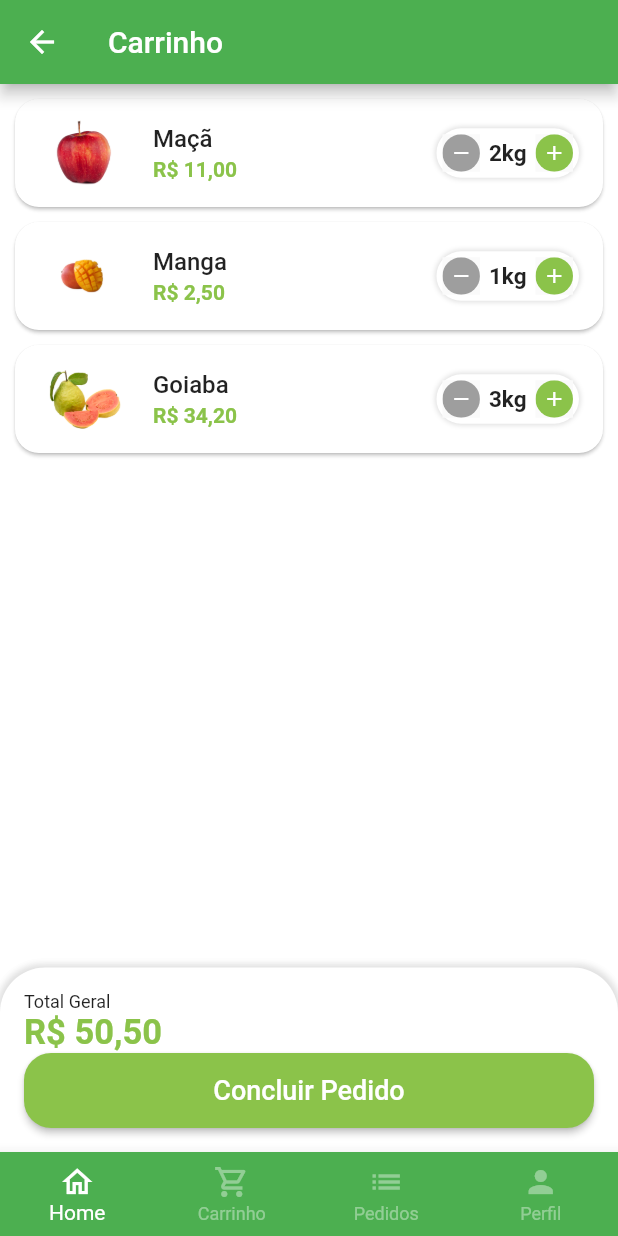
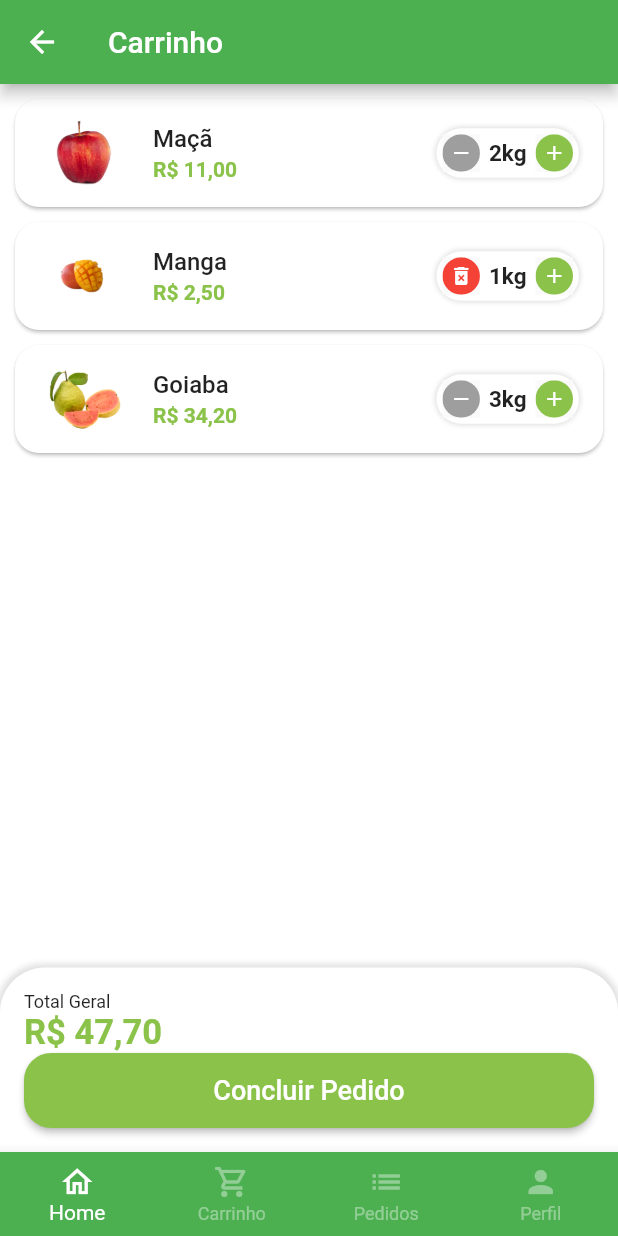
Before and after one commit to DavihFerraz/GreenGrocer, a Flutter app: the BaseScreen screen opened directly, swiped to page 2, on a phone screen of 412 x 824 dp. Run offline on Flutter 3.47's test engine with Material 2 defaults, Android fonts, the phone set to English and light mode, and no system bars; our stand-ins replace animated_text_kit, badges, mask_text_input_formatter.

Commit message:
Removendo produtos do carrinho

```diff
--- a/lib/src/pages/base/base_screen.dart
+++ b/lib/src/pages/base/base_screen.dart
@@ -21,7 +21,7 @@ class _BaseScreenState extends State<BaseScreen> {
         controller: pageController,
         children: [
           const HomeTab(),
-          CartTab(),
+          const CartTab(),
           Container(
             color: Colors.blue,
           ),
--- a/lib/src/pages/cart/cart_tab.dart
+++ b/lib/src/pages/cart/cart_tab.dart
@@ -1,12 +1,34 @@
 import 'package:flutter/material.dart';
+import 'package:green_grocer/src/models/cart_item.dart';
 import 'package:green_grocer/src/pages/auth/config/custom_colors.dart';
 import 'package:green_grocer/src/pages/cart/components/cart_tile.dart';
 import 'package:green_grocer/src/services/util_services.dart';
-import 'package:green_grocer/src/config/app_data.dart' as _appData;
+// ignore: library_prefixes
+import 'package:green_grocer/src/config/app_data.dart' as appData;
 
-class CartTab extends StatelessWidget {
+class CartTab extends StatefulWidget {
+  const CartTab({super.key});
+
+  @override
+  State<CartTab> createState() => _CartTabState();
+}
+
+class _CartTabState extends State<CartTab> {
   final UtilServices utilServices = UtilServices();
-  CartTab({super.key});
+
+  void removeItemFromCart(CartItemModel cartItem) {
+    setState(() {
+      appData.cartItems.remove(cartItem);
+    });
+  }
+
+  double cartTotalPrice() {
+    double total = 0;
+    for (var item in appData.cartItems) {
+      total += item.totalPrice();
+    }
+    return total;
+  }
 
   @override
   Widget build(BuildContext context) {
@@ -18,10 +40,21 @@ class CartTab extends StatelessWidget {
         children: [
           Expanded(
             child: ListView.builder(
+              itemCount: appData.cartItems.length,
               itemBuilder: (_, index) {
-                return CartTile(cartItem: _appData.cartItems[index],);
+                final cartItem = appData.cartItems[index];
+                return CartTile(
+                  cartItem: appData.cartItems[index],
+                  remove: removeItemFromCart,
+                  updatedQuantity: (qtd) {
+                    if (qtd == 0) {
+                      removeItemFromCart(appData.cartItems[index]);
+                    } else {
+                      setState(() => cartItem.quantity = qtd);
+                    }
+                  },
+                );
               },
-              itemCount: _appData.cartItems.length,
             ),
           ),
           Container(
@@ -49,7 +82,9 @@ class CartTab extends StatelessWidget {
                   ),
                 ),
                 Text(
-                  utilServices.priceToCurrency(50.5),
+                  utilServices.priceToCurrency(
+                    cartTotalPrice(),
+                  ),
                   style: TextStyle(
                     fontSize: 23,
                     color: CustomColors.customSwatchColor,
--- a/lib/src/pages/cart/components/cart_tile.dart
+++ b/lib/src/pages/cart/components/cart_tile.dart
@@ -4,11 +4,23 @@ import 'package:green_grocer/src/pages/auth/config/custom_colors.dart';
 import 'package:green_grocer/src/pages/widgets/quantity_widget.dart';
 import 'package:green_grocer/src/services/util_services.dart';
 
-class CartTile extends StatelessWidget {
+class CartTile extends StatefulWidget {
   final CartItemModel cartItem;
+  final Function(CartItemModel) remove;
+  final Function(int) updatedQuantity;
 
-  CartTile({super.key, required this.cartItem});
+  const CartTile({
+    super.key,
+    required this.cartItem,
+    required this.remove,
+    required this.updatedQuantity,
+  });
 
+  @override
+  State<CartTile> createState() => _CartTileState();
+}
+
+class _CartTileState extends State<CartTile> {
   final UtilServices utilServices = UtilServices();
 
   @override
@@ -23,14 +35,14 @@ class CartTile extends StatelessWidget {
       child: ListTile(
         //Imagem
         leading: Image.asset(
-          cartItem.item.imageUrl,
+          widget.cartItem.item.imageUrl,
           height: 60,
           width: 60,
         ),
 
         //Titulo
         title: Text(
-          cartItem.item.itemName,
+          widget.cartItem.item.itemName,
           style: const TextStyle(
             fontWeight: FontWeight.w500,
           ),
@@ -39,7 +51,7 @@ class CartTile extends StatelessWidget {
         //Total
         subtitle: Text(
           utilServices.priceToCurrency(
-            cartItem.totalPrice(),
+            widget.cartItem.totalPrice(),
           ),
           style: TextStyle(
             color: CustomColors.customSwatchColor,
@@ -49,9 +61,10 @@ class CartTile extends StatelessWidget {
 
         //Quantidade
         trailing: QuantityWidget(
-          suffixText: cartItem.item.unit,
-          value: cartItem.quantity,
-          result: (quantity) {},
+          suffixText: widget.cartItem.item.unit,
+          value: widget.cartItem.quantity,
+          isRemoveble: true,
+          result: widget.updatedQuantity,
         ),
       ),
     );
--- a/lib/src/pages/widgets/quantity_widget.dart
+++ b/lib/src/pages/widgets/quantity_widget.dart
@@ -3,15 +3,18 @@
 import 'package:flutter/material.dart';
 import 'package:green_grocer/src/pages/auth/config/custom_colors.dart';
 
+// ignore: must_be_immutable
 class QuantityWidget extends StatelessWidget {
   final int value;
   final String suffixText;
   final Function(int quantity) result;
-  const QuantityWidget({
+  bool isRemoveble;
+  QuantityWidget({
     super.key,
     required this.suffixText,
     required this.value,
     required this.result,
+    this.isRemoveble = false,
   });
 
   @override
@@ -35,10 +38,11 @@ class QuantityWidget extends StatelessWidget {
         mainAxisSize: MainAxisSize.min,
         children: [
           _QuantityButton(
-            icon: Icons.remove,
-            color: Colors.grey,
+            icon:
+                !isRemoveble || value > 1 ? Icons.remove : Icons.delete_forever,
+            color: !isRemoveble || value > 1 ? Colors.grey : Colors.red,
             onPressed: () {
-              if (value == 1) return;
+              if (value == 1 && !isRemoveble) return;
               int resultCount = value - 1;
               result(resultCount);
             },
```
